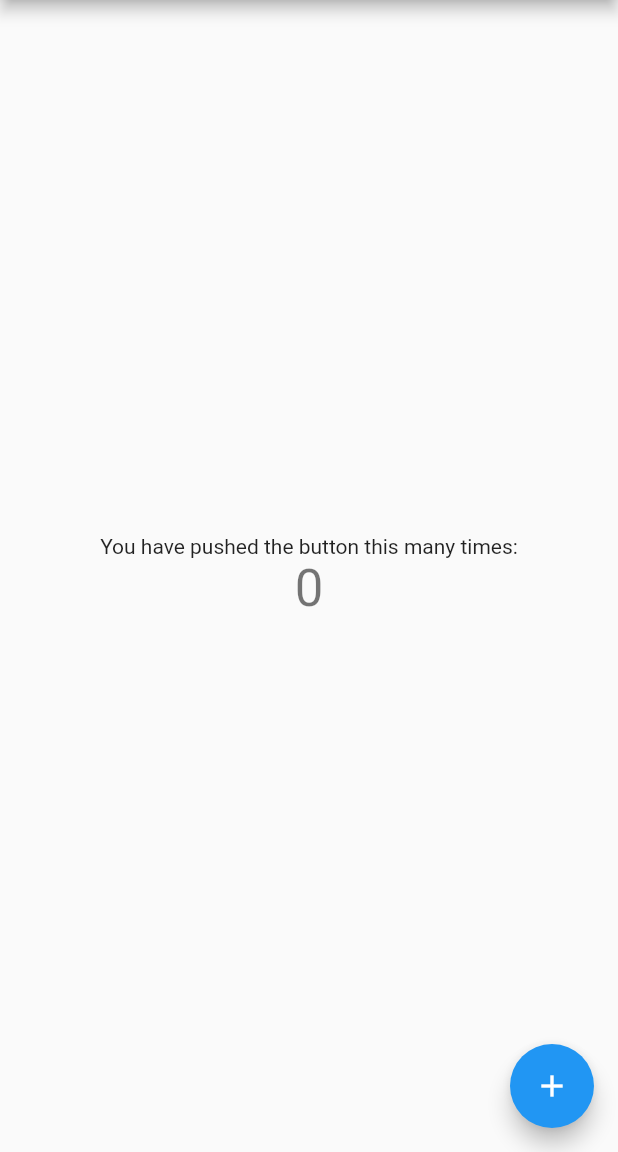
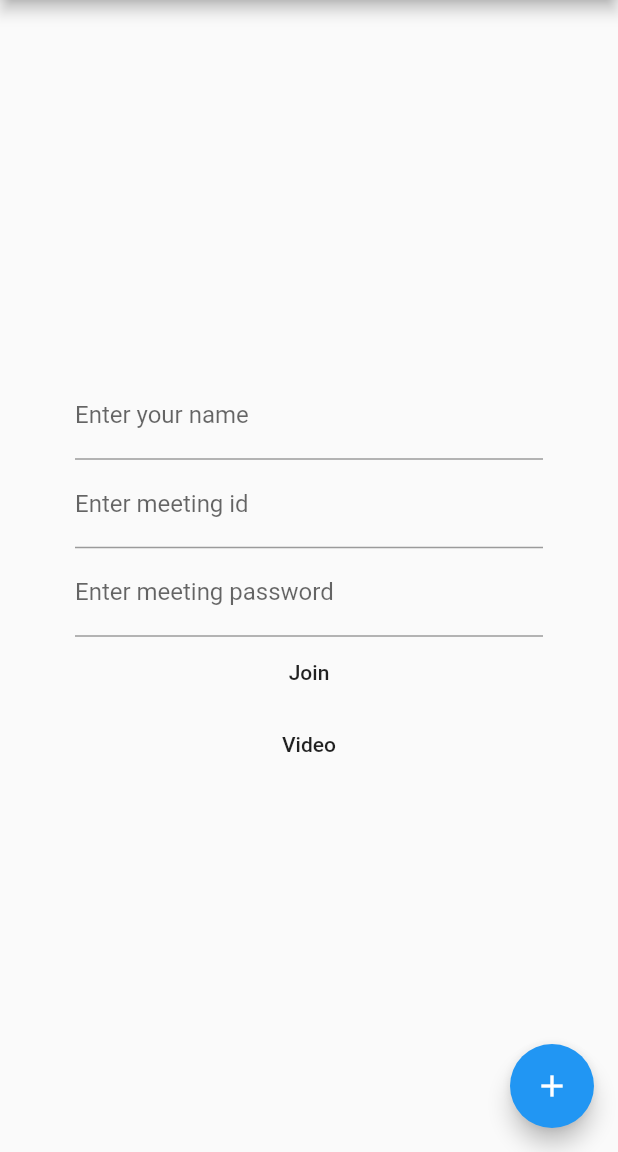
Before and after one commit to Harrizontal/harrisonapp, a Flutter app: the screen it shows after launch, on a phone screen of 412 x 824 dp, the part 84-1236 px from its top. Run offline on Flutter 3.47's test engine with Material 2 defaults, Android fonts, the phone set to English and light mode, and no system bars; missing offline and left inert: flutter_zoom_plugin, vimeoplayer.

```diff
--- a/lib/main.dart
+++ b/lib/main.dart
@@ -1,5 +1,7 @@
-import 'package:connectivity/connectivity.dart';
+//import 'package:connectivity/connectivity.dart';
 import 'package:flutter/material.dart';
+import 'package:harrisonapp/MeetingWidget.dart';
+import 'package:harrisonapp/VideoScreen.dart';
 
 void main() {
   runApp(MyApp());
@@ -53,33 +55,37 @@ class MyHomePage extends StatefulWidget {
 class _MyHomePageState extends State<MyHomePage> {
   int _counter = 0;
 
+  String _meetingId = "";
+  String _meetingPassword = "";
+  String _userId = "";
+
   @override
   void initState() {
     // TODO: implement initState
 
-    checkConnectivity();
+    //checkConnectivity();
     super.initState();
   }
 
-  checkConnectivity() async{
-    ConnectivityResult result;
-    Connectivity inConnectivity = Connectivity();
-    result = await inConnectivity.checkConnectivity();
-    switch (result) {
-      case ConnectivityResult.wifi:
-        print("on wifi");
-        break;
-      case ConnectivityResult.mobile:
-        print("on mobile");
-        break;
-      case ConnectivityResult.none:
-        print("no connect");
-        break;
-      default:
-        print("lolol");
-        break;
-    }
-  }
+//  checkConnectivity() async{
+//    ConnectivityResult result;
+//    Connectivity inConnectivity = Connectivity();
+//    result = await inConnectivity.checkConnectivity();
+//    switch (result) {
+//      case ConnectivityResult.wifi:
+//        print("on wifi");
+//        break;
+//      case ConnectivityResult.mobile:
+//        print("on mobile");
+//        break;
+//      case ConnectivityResult.none:
+//        print("no connect");
+//        break;
+//      default:
+//        print("lolol");
+//        break;
+//    }
+//  }
 
 
   void _incrementCounter() {
@@ -127,13 +133,62 @@ class _MyHomePageState extends State<MyHomePage> {
           // horizontal).
           mainAxisAlignment: MainAxisAlignment.center,
           children: <Widget>[
-            Text(
-              'You have pushed the button this many times:',
+            Container(
+              padding: EdgeInsets.only(left: 50 , right: 50),
+              child: Column(
+                children: [
+                  TextFormField(
+                    decoration: InputDecoration(
+                        labelText: 'Enter your name'
+                    ),
+                    onChanged: (value){
+                      _userId = value;
+                    },
+                  ),
+                  TextFormField(
+                    decoration: InputDecoration(
+                        labelText: 'Enter meeting id'
+                    ),
+                    onChanged: (value){
+                      _meetingId = value;
+                    },
+                  ),
+                  TextFormField(
+                    decoration: InputDecoration(
+                        labelText: 'Enter meeting password'
+                    ),
+                    onChanged: (value){
+                      _meetingPassword = value;
+                    },
+                  ),
+                ],
+              ),
             ),
-            Text(
-              '$_counter',
-              style: Theme.of(context).textTheme.headline4,
-            ),
+            FlatButton(child: Text("Join"),onPressed: (){
+              if(_meetingId == null || _meetingPassword == null){
+                return;
+              }
+              if (_userId == null){
+                _userId = "Nameless :(";
+              }
+              print("_meetingId: $_meetingId");
+              print("_meetingPassword: $_meetingPassword");
+              Navigator.push(context,
+                  MaterialPageRoute(
+                      builder: (context) => MeetingWidget(userId: _userId, meetingId: _meetingId, meetingPassword: _meetingPassword,)
+                  )
+              );
+            },),
+            FlatButton(
+              child: Text("Video"),
+              onPressed: (){
+                Navigator.push(context,
+                    MaterialPageRoute(
+                        builder: (context) => VideoScreen()
+                    )
+                );
+              },
+            )
           ],
         ),
       ),
```
Also changed, not shown: lib/MeetingWidget.dart (added, +102 -0 lines), lib/VideoScreen.dart (added, +34 -0 lines), pubspec.yaml (+8 -1 lines), pubspec.lock, 4 other files.
